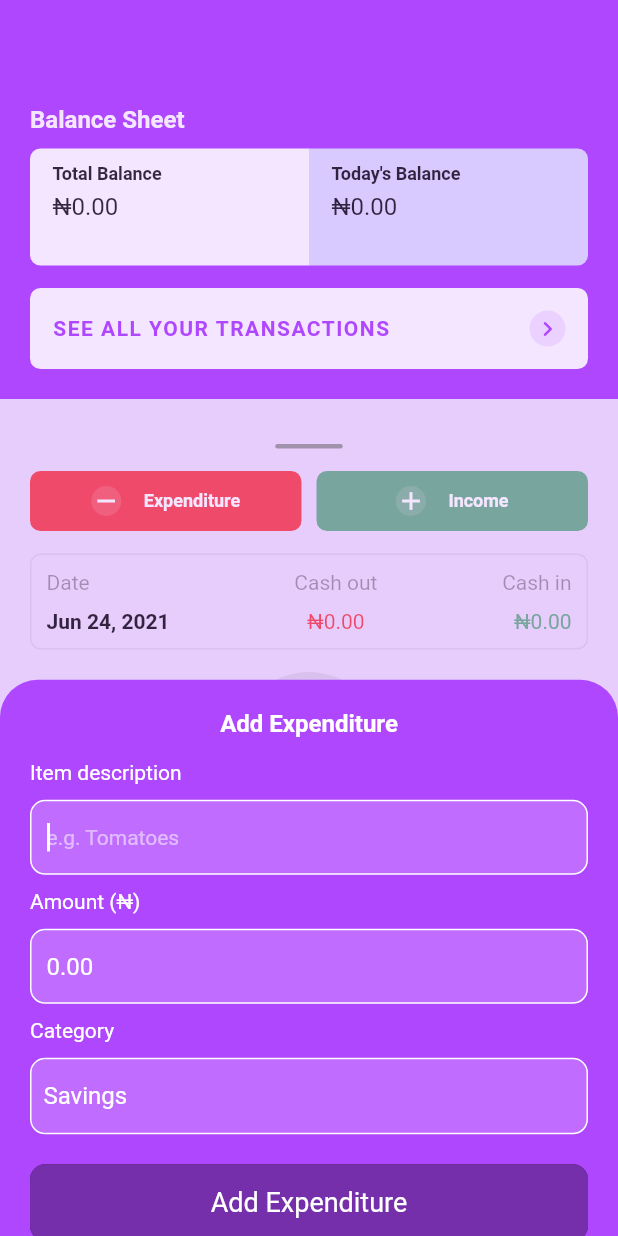
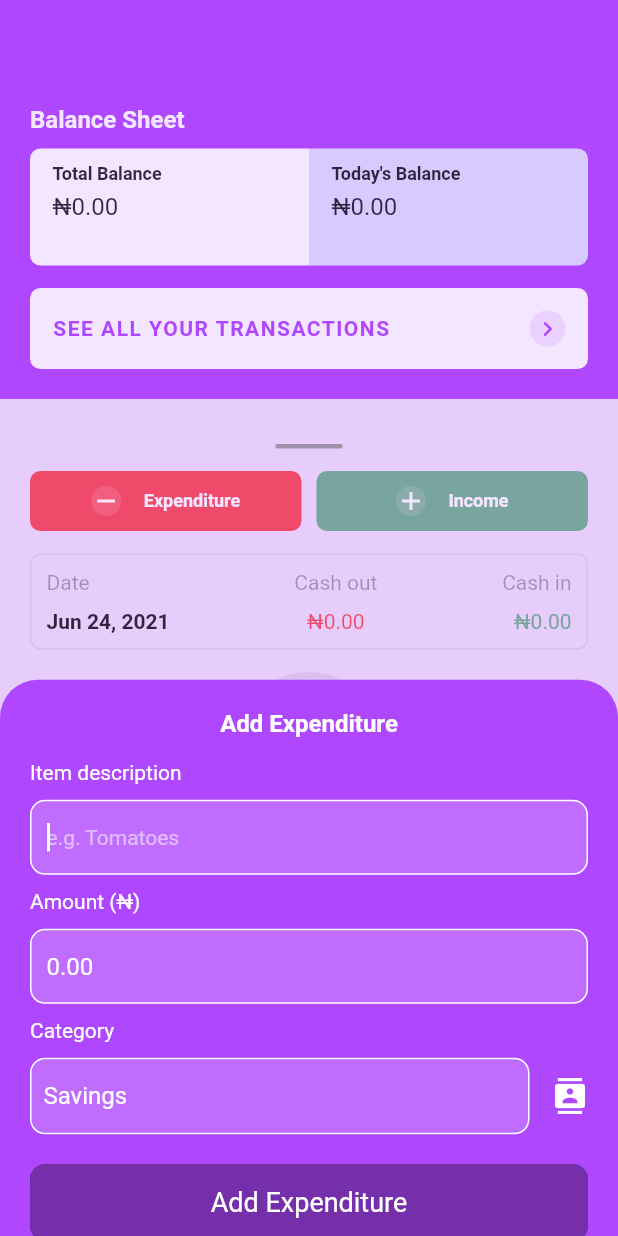
Before and after one commit to benjaminudoh10/balance-sheet, a Flutter app: the screen it shows after launch, after a tap on "Expenditure", on a phone screen of 412 x 824 dp. Run offline on Flutter 3.47's test engine with Material 2 defaults, Android fonts, the light colour scheme and no system bars; our stand-ins replace flutter_spinkit, get, google_fonts, modal_bottom_sheet, sqflite; accounts and stored records are empty.

Commit message:
[Ben] UI for adding contact to transaction
Signed-off-by: Benjamin Udoh <benjaminudoh10@gmail.com>

```diff
--- a/lib/controllers/contactController.dart
+++ b/lib/controllers/contactController.dart
@@ -8,7 +8,7 @@ class ContactController extends GetxController {
   RxString name = "".obs;
 
   var nameController = TextEditingController().obs;
-  var contacts = [].obs;
+  RxList<Contact> contacts = <Contact>[].obs;
 
   @override
   void onReady() {
--- a/lib/controllers/transactionController.dart
+++ b/lib/controllers/transactionController.dart
@@ -1,5 +1,6 @@
 import 'package:balance_sheet/controllers/reportController.dart';
 import 'package:balance_sheet/database/operations.dart' as db;
+import 'package:balance_sheet/models/contact.dart';
 import 'package:balance_sheet/models/transaction.dart';
 import 'package:balance_sheet/enums.dart';
 import 'package:flutter/material.dart';
@@ -19,6 +20,7 @@ class TransactionController extends GetxController {
   RxInt todaysIncome = 0.obs;
 
   var transactions = [].obs;
+  Rx<Contact> contact = Contact(name: '').obs;
 
   @override
   void onReady() {
--- a/lib/main.dart
+++ b/lib/main.dart
@@ -1,4 +1,5 @@
 import 'package:balance_sheet/controllers/appController.dart';
+import 'package:balance_sheet/controllers/contactController.dart';
 import 'package:balance_sheet/controllers/transactionController.dart';
 import 'package:balance_sheet/screens/splash.dart';
 import 'package:flutter/material.dart';
@@ -9,6 +10,7 @@ void main() {
   WidgetsFlutterBinding.ensureInitialized();
   Get.put(AppController());
   Get.put(TransactionController());
+  Get.put(ContactController());
   Get.config(
     // enableLog: true,
     // defaultPopGesture: true,
--- a/lib/screens/contact_screen.dart
+++ b/lib/screens/contact_screen.dart
@@ -6,7 +6,7 @@ import 'package:flutter/material.dart';
 import 'package:get/get.dart';
 
 class ContactView extends StatelessWidget {
-  final ContactController _contactController = Get.put(ContactController());
+  final ContactController _contactController = Get.find();
 
   @override
   Widget build(BuildContext context) {
--- a/lib/screens/new_income_form.dart
+++ b/lib/screens/new_income_form.dart
@@ -1,5 +1,6 @@
 import 'package:balance_sheet/controllers/transactionController.dart';
 import 'package:balance_sheet/dialogs/category.dart';
+import 'package:balance_sheet/dialogs/contact.dart';
 import 'package:balance_sheet/models/transaction.dart';
 import 'package:balance_sheet/enums.dart';
 import 'package:balance_sheet/widgets/inputs.dart';
@@ -56,17 +57,59 @@ class IncomeForm extends StatelessWidget {
                 ),
               ),
               AmountInput(),
+              Row(
+                mainAxisAlignment: MainAxisAlignment.spaceBetween,
+                crossAxisAlignment: CrossAxisAlignment.center,
+                children: [
                   Text(
                     "Category",
                     style: TextStyle(
                       color: Colors.white,
                     ),
                   ),
-              GestureDetector(
+                  _transactionController.contact.value.name != "" ? Row(
+                    children: [
+                      Icon(
+                        Icons.contacts,
+                        color: Colors.white,
+                        size: 12.0,
+                      ),
+                      SizedBox(width: 5.0),
+                      Text(
+                        _transactionController.contact.value.name,
+                        style: TextStyle(
+                          color: Colors.white,
+                          fontWeight: FontWeight.bold,
+                          fontSize: 16.0,
+                        ),
+                      ),
+                    ],
+                  ) : SizedBox(),
+                ],
+              ),
+              Row(
+                children: [
+                  Expanded(
+                    child: GestureDetector(
                       onTap: () => Get.dialog(
                         CategoryDialog()
                       ),
                       child: CategoryInput(),
+                    ),
+                  ),
+                  Padding(
+                    padding: EdgeInsets.only(left: 15.0),
+                    child: GestureDetector(
+                      onTap: () => Get.dialog(
+                        ContactDialog()
+                      ),
+                      child: Icon(
+                        Icons.contacts,
+                        color: Colors.white,
+                      ),
+                    ),
+                  )
+                ],
               ),
               GestureDetector(
                 onTap: () async {
```
Also changed, not shown: lib/dialogs/contact.dart (added, +77 -0 lines). Lines whose indentation alone changed are shown as unchanged.
